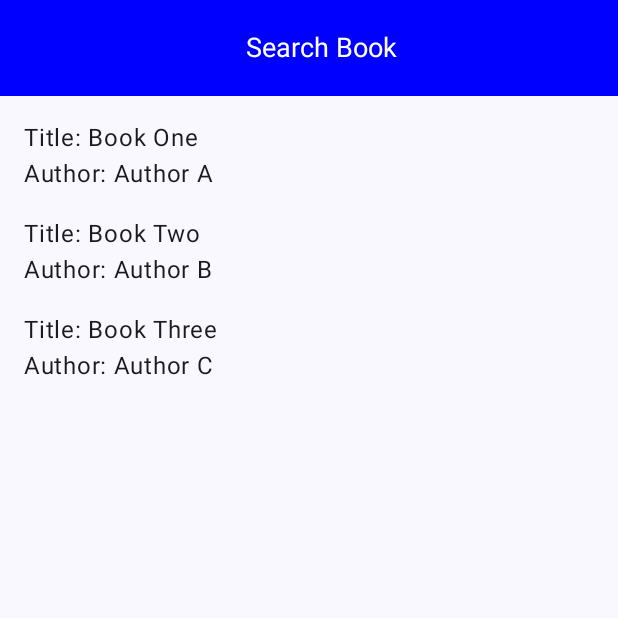
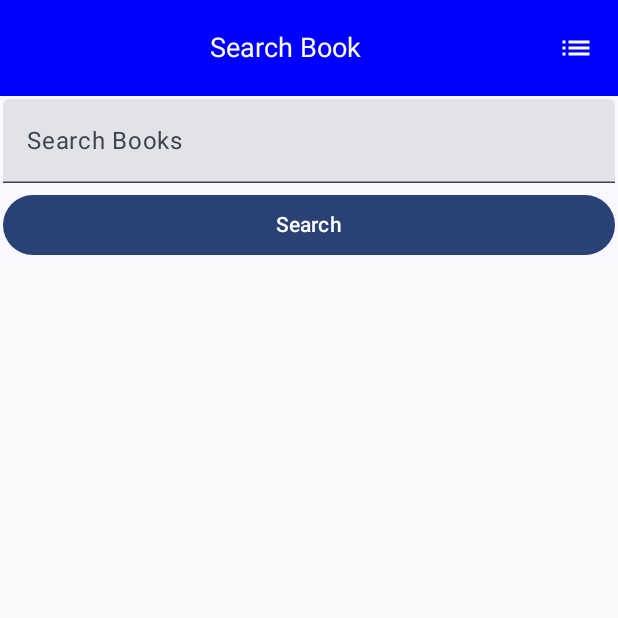
Before and after one commit to HarshaiOS1/BookSearch-Koltin, an Android app built with Jetpack Compose: the screen it shows after launch (MainActivity), on a phone screen of 412 x 824 dp, the top half of it. Run offline under Robolectric (Android 15) with nearby library versions, the phone set to English and light mode, and no system bars.

```diff
--- a/app/src/main/AndroidManifest.xml
+++ b/app/src/main/AndroidManifest.xml
@@ -1,7 +1,7 @@
 <?xml version="1.0" encoding="utf-8"?>
 <manifest xmlns:android="http://schemas.android.com/apk/res/android"
     xmlns:tools="http://schemas.android.com/tools">
-
+    <uses-permission android:name="android.permission.INTERNET" />
     <application
         android:allowBackup="true"
         android:dataExtractionRules="@xml/data_extraction_rules"
--- a/app/src/main/java/com/company/booksearch/model/Book.kt
+++ b/app/src/main/java/com/company/booksearch/model/Book.kt
@@ -7,5 +7,7 @@ data class Book(
     val id: Int,
     val title: String,
     val author: String,
-    val description: String
+    val description: String,
+    val imageUrl: String,
+    var isFavorite: Boolean = false
 )
--- /dev/null
+++ b/app/src/main/java/com/company/booksearch/network/apis/GoogleBooksApi.kt
@@ -0,0 +1,37 @@
+package com.company.booksearch.network.apis
+
+import com.company.booksearch.network.mappers.GoogleBooksResponse
+import retrofit2.http.GET
+import retrofit2.http.Query
+import retrofit2.Retrofit
+import retrofit2.converter.gson.GsonConverterFactory
+import kotlinx.serialization.Serializable
+import okhttp3.OkHttpClient
+import okhttp3.logging.HttpLoggingInterceptor
+import retrofit2.http.Path
+
+interface GoogleBooksApi {
+    @GET("volumes")
+    suspend fun searchBooks(@Query("q") query: String): GoogleBooksResponse
+
+    companion object {
+        private const val BASE_URL = "https://www.googleapis.com/books/v1/"
+
+        fun create(): GoogleBooksApi {
+            val logging = HttpLoggingInterceptor().apply {
+                level = HttpLoggingInterceptor.Level.BODY // Logs full request/response body
+            }
+
+            val client = OkHttpClient.Builder()
+                .addInterceptor(logging)
+                .build()
+
+            return Retrofit.Builder()
+                .baseUrl(BASE_URL)
+                .client(client)
+                .addConverterFactory(GsonConverterFactory.create())
+                .build()
+                .create(GoogleBooksApi::class.java)
+        }
+    }
+}
--- a/app/src/main/java/com/company/booksearch/viewModel/BookViewModel.kt
+++ b/app/src/main/java/com/company/booksearch/viewModel/BookViewModel.kt
@@ -1,10 +1,14 @@
 package com.company.booksearch.viewModel
+
 import androidx.lifecycle.ViewModel
 import androidx.compose.runtime.mutableStateListOf
 import androidx.compose.runtime.getValue
 import androidx.compose.runtime.mutableStateOf
 import androidx.compose.runtime.setValue
+import androidx.lifecycle.viewModelScope
 import com.company.booksearch.model.Book
+import com.company.booksearch.network.apis.GoogleBooksApi
+import kotlinx.coroutines.launch
 
 /**
  * BooksVieModel holding books data which drives the ui
@@ -12,26 +16,41 @@ import com.company.booksearch.model.Book
  * will be updated as it grows, lets test with dummy book
  * */
 class BookViewModel : ViewModel() {
-
-    private val _books = mutableStateListOf<Book>()
-    val books: List<Book> = _books
-
-    // Selected books for the detail screen
-    var selectedBook by mutableStateOf<Book?>(null)
+    private val googleBooksApi = GoogleBooksApi.create()
+    var books by mutableStateOf(listOf<Book>())
         private set
 
-    init {
-        // Dummy data for the books
-        _books.addAll(
-            listOf(
-                Book(1, "Book One", "Author A", "This is a description for Book One."),
-                Book(2, "Book Two", "Author B", "This is a description for Book Two."),
-                Book(3, "Book Three", "Author C", "This is a description for Book Three.")
-            )
-        )
+    var selectedBook: Book? by mutableStateOf(null)
+        private set
+
+    fun searchBooks(query: String) {
+        viewModelScope.launch {
+            try {
+                val response = googleBooksApi.searchBooks(query)
+                books = response.items?.map { item ->
+                    Book(
+                        id = item.id.toIntOrNull() ?: 0,
+                        title = item.volumeInfo.title,
+                        author = item.volumeInfo.authors?.joinToString(", ") ?: "Unknown",
+                        imageUrl = item.volumeInfo.imageLinks?.thumbnail ?: "",
+                        description = item.volumeInfo.description ?: "No description available",
+                        isFavorite = false
+                    )
+                } ?: emptyList()
+            } catch (e: Exception) {
+                // Handle error
+            }
+        }
     }
 
+    // Function to select a book by its ID
     fun selectBook(bookId: Int) {
-        selectedBook = _books.find { it.id == bookId }
+        selectedBook = books.find { it.id == bookId }
+    }
+
+    // Function to toggle the favorite status of a book
+    fun toggleFavorite(book: Book) {
+        book.isFavorite = !book.isFavorite
+        books = books.map { if (it.id == book.id) book else it }
     }
 }
--- a/app/src/main/java/com/company/booksearch/views/HomePage.kt
+++ b/app/src/main/java/com/company/booksearch/views/HomePage.kt
@@ -1,24 +1,41 @@
 package com.company.booksearch.views
 
+import androidx.compose.foundation.Image
+import androidx.compose.foundation.background
 import androidx.compose.foundation.clickable
 import androidx.compose.foundation.layout.*
 import androidx.compose.foundation.lazy.LazyColumn
 import androidx.compose.foundation.lazy.items
+import androidx.compose.foundation.shape.RoundedCornerShape
+import androidx.compose.foundation.text.KeyboardActions
+import androidx.compose.foundation.text.KeyboardOptions
 import androidx.compose.material.*
 import androidx.compose.material.icons.Icons
 import androidx.compose.material.icons.filled.ArrowBack
 import androidx.compose.material.icons.filled.List
 import androidx.compose.material.icons.outlined.ArrowBack
+import androidx.compose.material3.Button
+import androidx.compose.material3.Card
+import androidx.compose.material3.CardDefaults
+import androidx.compose.material3.CardElevation
+import androidx.compose.material3.Divider
 import androidx.compose.material3.ExperimentalMaterial3Api
 import androidx.compose.material3.Icon
 import androidx.compose.material3.IconButton
+import androidx.compose.material3.MaterialTheme
 import androidx.compose.material3.Text
+import androidx.compose.material3.TextField
 import androidx.compose.material3.TopAppBar
 import androidx.compose.material3.TopAppBarDefaults
 import androidx.compose.runtime.Composable
+import androidx.compose.runtime.getValue
+import androidx.compose.runtime.mutableStateOf
+import androidx.compose.runtime.remember
+import androidx.compose.runtime.setValue
 import androidx.compose.ui.Modifier
 import androidx.compose.ui.graphics.Color
-import androidx.compose.ui.res.painterResource
+import androidx.compose.ui.platform.LocalFocusManager
+import androidx.compose.ui.text.input.ImeAction
 import androidx.compose.ui.text.style.TextAlign
 import androidx.compose.ui.unit.dp
 import androidx.compose.ui.unit.sp
@@ -29,6 +46,9 @@ import com.company.booksearch.viewModel.BookViewModel
 @OptIn(ExperimentalMaterial3Api::class)
 @Composable
 fun HomePage(navController: NavController, viewModel: BookViewModel) {
+    var searchQuery by remember { mutableStateOf("") }
+    val focusManager = LocalFocusManager.current
+
     Column {
         TopAppBar(
             title = {
@@ -39,6 +59,11 @@ fun HomePage(navController: NavController, viewModel: BookViewModel) {
                     modifier = Modifier.fillMaxWidth()
                 )
             },
+            actions = {
+                IconButton(onClick = { onFilterClick(navController) }) {
+                    Icon(imageVector = Icons.Default.List, contentDescription = "Filter Books")
+                }
+            },
             modifier = Modifier,
             colors = TopAppBarDefaults.topAppBarColors(
                 containerColor = Color.Blue,
@@ -48,38 +73,58 @@ fun HomePage(navController: NavController, viewModel: BookViewModel) {
             ),
             windowInsets = TopAppBarDefaults.windowInsets
         )
-        LazyColumn(
-            modifier = Modifier
-                .fillMaxSize()
-                .padding(16.dp)
-        ) {
+        Column {
+            TextField(
+                value = searchQuery,
+                keyboardOptions = KeyboardOptions(imeAction = ImeAction.Done),
+                keyboardActions = KeyboardActions {
+                    focusManager.clearFocus()
+                },
+                onValueChange = { searchQuery = it },
+                label = { Text("Search Books") },
+                modifier = Modifier
+                    .fillMaxWidth()
+                    .padding(2.dp)
+            )
+            Button(
+                onClick = {
+                    viewModel.searchBooks(searchQuery)
+                    focusManager.clearFocus()
+                },
+                modifier = Modifier
+                    .padding(2.dp)
+                    .fillMaxWidth()
+            ) {
+                Text("Search")
+            }
+        }
+//            LazyColumn(
+//            modifier = Modifier
+//                .fillMaxSize()
+//                .padding(16.dp)
+//        ) {
+//            items(viewModel.books) { book ->
+//                BookItem(book) {
+//                    viewModel.selectBook(book.id)
+//                    navController.navigate("detail")
+//                }
+//                Spacer(modifier = Modifier.height(16.dp))
+//            }
+//        }
+
+        LazyColumn {
             items(viewModel.books) { book ->
-                BookItem(book) {
+                BookItem(book, onClick = {
                     viewModel.selectBook(book.id)
                     navController.navigate("detail")
-                }
-                Spacer(modifier = Modifier.height(16.dp))
+                })
+
             }
         }
     }
 }
 
-fun onFilterClick() {
+fun onFilterClick(navController: NavController) {
 
+//    navController.navigate("filter")
 }
-
-fun onNavigationClick() {
-
-}
-
-@Composable
-fun BookItem(book: Book, onClick: () -> Unit) {
-    Column(
-        modifier = Modifier
-            .fillMaxWidth()
-            .clickable { onClick() }
-    ) {
-        Text(text = "Title: ${book.title}")
-        Text(text = "Author: ${book.author}")
-    }
-}
```
Also changed, not shown: app/build.gradle.kts (+9 -1 lines), app/src/main/java/com/company/booksearch/network/mappers/GoogleBooksResponse.kt (added, +26 -0 lines), app/src/main/java/com/company/booksearch/views/BookDetailPage.kt (+97 -3 lines), app/src/main/java/com/company/booksearch/views/BookItem.kt (added, +97 -0 lines), gradle/libs.versions.toml (+11 -0 lines).
